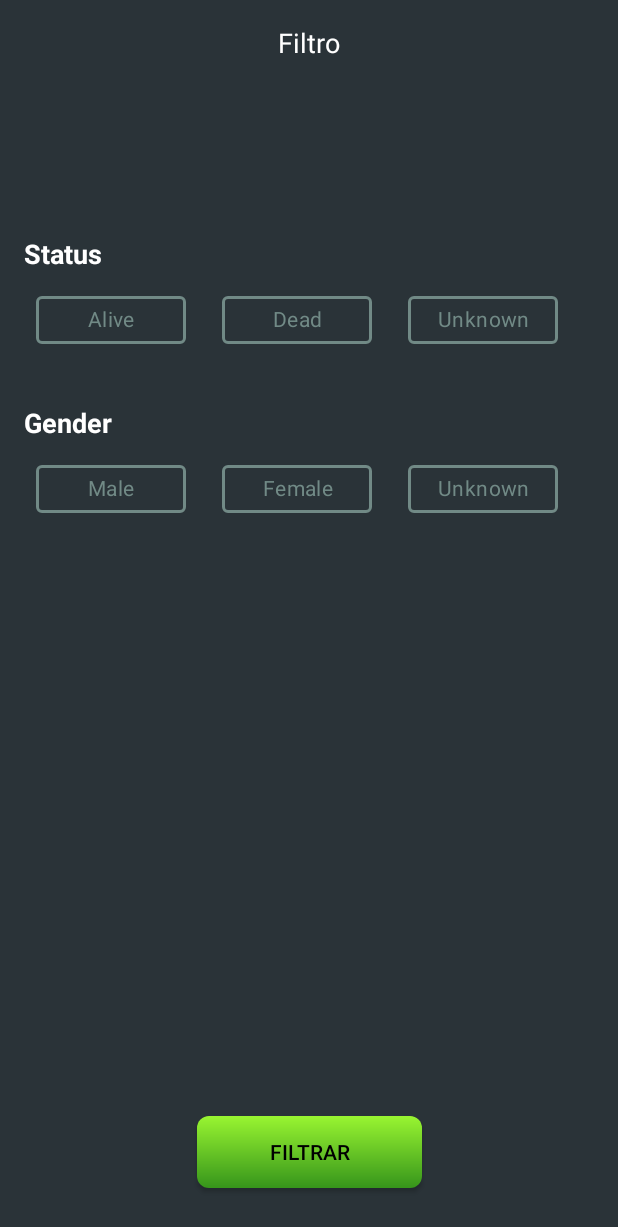
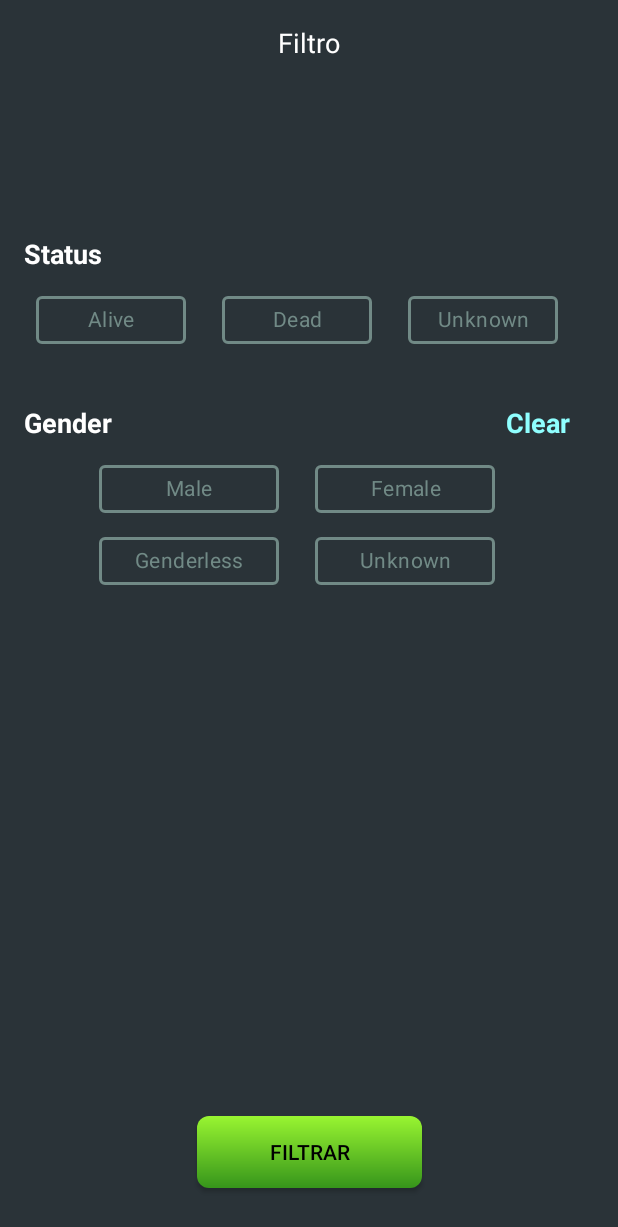
Before and after one commit to DeniseLeandroDeCastro/desafio-ricky-and-morty, an Android app: the layout fragment_filter.xml on its own in the app's theme, with its tools: preview values and no code run, on a phone screen of 412 x 824 dp. Shown: the top 1227 px of the screen. Run offline under Robolectric (Android 15) with nearby library versions, the phone set to English and light mode, and no system bars; network calls fail.

Commit message:
[FEATURE][ANDROID] - Altera os FilterFragment e ListFragment e SharedViewModel

```diff
--- a/app/src/main/res/layout/fragment_filter.xml
+++ b/app/src/main/res/layout/fragment_filter.xml
@@ -80,6 +80,10 @@
                 android:textAlignment="center" />
         </com.google.android.material.chip.ChipGroup>
 
+        <androidx.constraintlayout.widget.ConstraintLayout
+            android:layout_width="match_parent"
+            android:layout_height="wrap_content">
+
             <TextView
                 android:id="@+id/title_gender"
                 android:layout_width="wrap_content"
@@ -87,19 +91,34 @@
                 android:layout_marginTop="32dp"
                 android:text="@string/txt_gender"
                 android:textSize="18sp"
-            android:textStyle="bold" />
+                android:textStyle="bold"
+                app:layout_constraintStart_toStartOf="parent"
+                app:layout_constraintTop_toTopOf="parent" />
+
+            <TextView
+                android:id="@+id/clear_chip_check"
+                android:layout_width="wrap_content"
+                android:layout_height="wrap_content"
+                android:text="@string/title_clear"
+                android:textColor="@color/text_blue_color"
+                android:textSize="18sp"
+                android:textStyle="bold"
+                app:layout_constraintBottom_toBottomOf="parent"
+                app:layout_constraintEnd_toEndOf="parent" />
+        </androidx.constraintlayout.widget.ConstraintLayout>
 
         <com.google.android.material.chip.ChipGroup
             android:id="@+id/chipgroup_gender"
             android:layout_width="wrap_content"
             android:layout_height="wrap_content"
             android:layout_marginTop="8dp"
+            android:layout_gravity="center"
             app:singleSelection="true">
 
             <com.google.android.material.chip.Chip
                 android:id="@+id/chip_male"
                 style="@style/ChipStyle"
-                android:layout_width="100dp"
+                android:layout_width="120dp"
                 android:layout_height="wrap_content"
                 android:layout_marginStart="8dp"
                 android:layout_marginEnd="8dp"
@@ -109,7 +128,7 @@
             <com.google.android.material.chip.Chip
                 android:id="@+id/chip_female"
                 style="@style/ChipStyle"
-                android:layout_width="100dp"
+                android:layout_width="120dp"
                 android:layout_height="wrap_content"
                 android:layout_marginStart="8dp"
                 android:layout_marginEnd="8dp"
@@ -117,9 +136,19 @@
                 android:textAlignment="center" />
 
             <com.google.android.material.chip.Chip
+                android:id="@+id/chip_genderless"
+                style="@style/ChipStyle"
+                android:layout_width="120dp"
+                android:layout_height="wrap_content"
+                android:layout_marginStart="8dp"
+                android:layout_marginEnd="8dp"
+                android:text="@string/txt_genderless"
+                android:textAlignment="center" />
+
+            <com.google.android.material.chip.Chip
                 android:id="@+id/chip_gender_unknown"
                 style="@style/ChipStyle"
-                android:layout_width="100dp"
+                android:layout_width="120dp"
                 android:layout_height="wrap_content"
                 android:layout_marginStart="8dp"
                 android:layout_marginEnd="8dp"
--- a/app/src/main/res/layout/fragment_list.xml
+++ b/app/src/main/res/layout/fragment_list.xml
@@ -53,6 +53,9 @@
         android:layout_height="wrap_content"
         android:layout_marginEnd="16dp"
         android:text="@string/title_reset"
+        android:visibility="invisible"
+        android:textSize="16sp"
+        android:textStyle="bold"
         android:textColor="@color/text_blue_color"
         app:layout_constraintEnd_toEndOf="parent"
         app:layout_constraintHorizontal_bias="1.0"
```
Also changed, not shown: app/src/main/java/br/com/denisecastro/desafiorickandmorty/view/list/ListFragment.kt (+12 -1 lines), app/src/main/java/br/com/denisecastro/desafiorickandmorty/viewmodel/SharedViewModel.kt (+39 -0 lines). Lines whose indentation alone changed are shown as unchanged.
